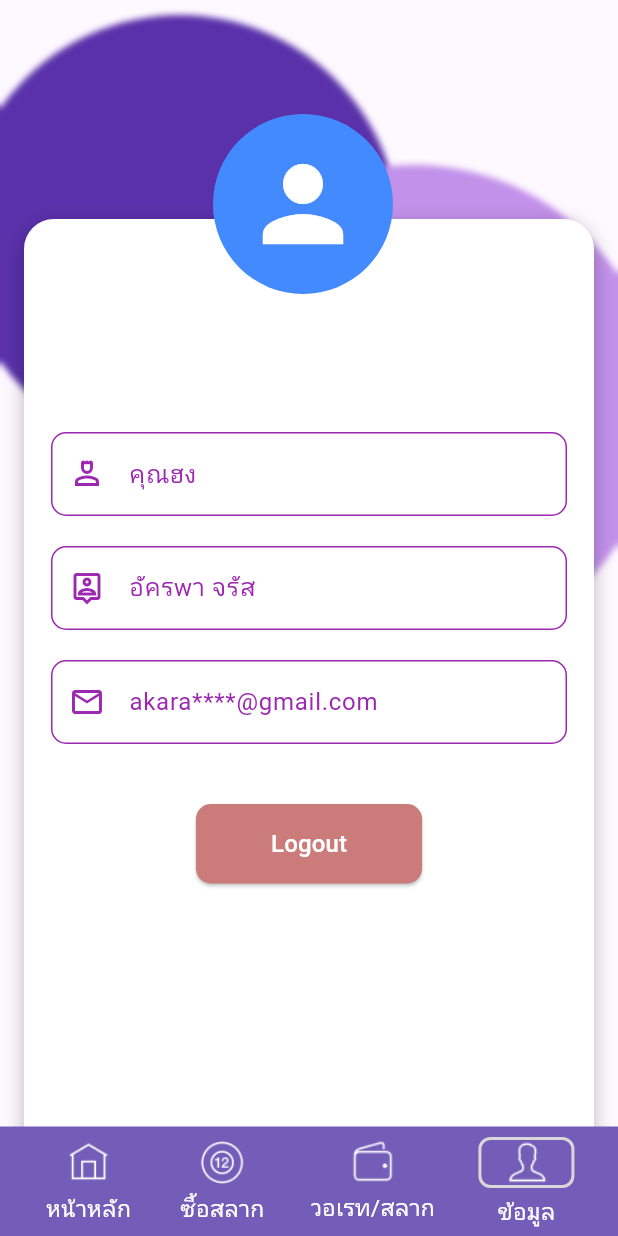
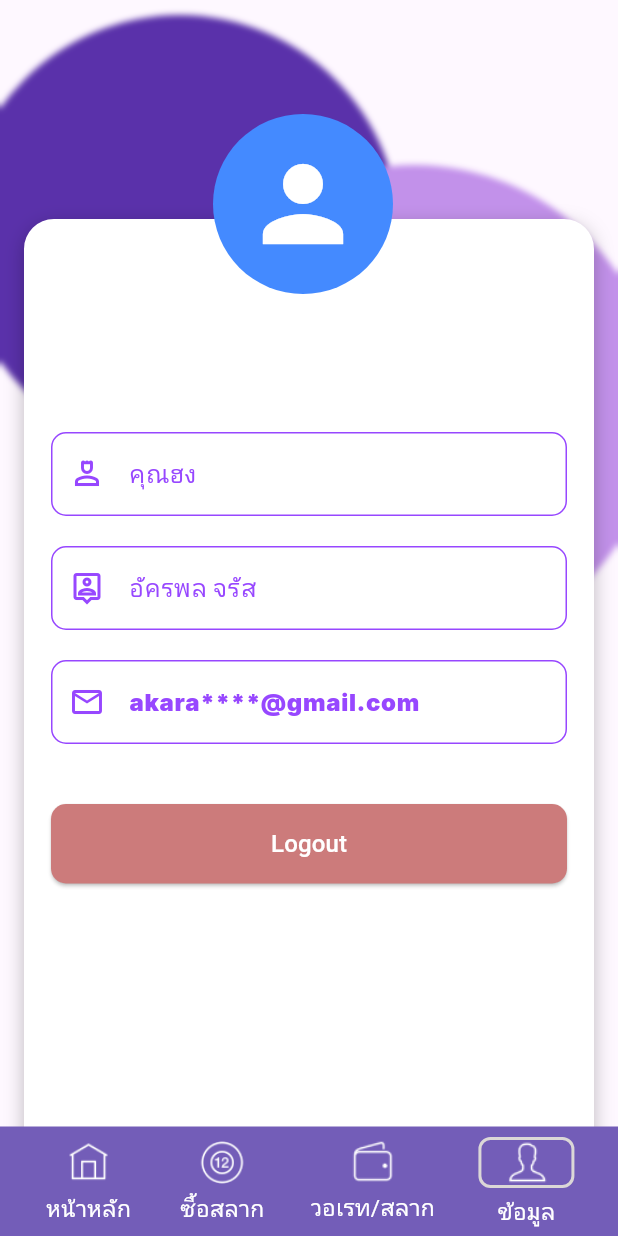
Before and after one commit to twotee007/miniprojectapp, a Flutter app: the UserPage screen opened directly, on a phone screen of 412 x 824 dp. Run offline on Flutter 3.47's test engine with Material 3 defaults, Android fonts, the light colour scheme and no system bars.

Commit message:
user finish v2

```diff
--- a/lib/page/user.dart
+++ b/lib/page/user.dart
@@ -64,11 +64,16 @@ class UserPage extends StatelessWidget {
                   // White Border Container
                   Container(
                     margin: EdgeInsets.only(top: 130.0), // เพิ่ม margin ด้านบน
-                    padding: EdgeInsets.only(top: 60.0, left: 16.0, right: 16.0, bottom: 16.0), // เพิ่ม padding ด้านบน
+                    padding: EdgeInsets.only(
+                        top: 60.0,
+                        left: 16.0,
+                        right: 16.0,
+                        bottom: 16.0), // เพิ่ม padding ด้านบน
                     decoration: BoxDecoration(
                       color: Colors.white, // สีพื้นหลังของกรอบ
                       borderRadius: BorderRadius.circular(20), // ขอบมนของกรอบ
-                      border: Border.all(color: Colors.white, width: 2), // กรอบสีขาว
+                      border: Border.all(
+                          color: Colors.white, width: 2), // กรอบสีขาว
                       boxShadow: [
                         BoxShadow(
                           color: Colors.black26,
@@ -79,7 +84,9 @@ class UserPage extends StatelessWidget {
                     ),
                     child: Column(
                       children: [
-                        SizedBox(height: 80), // เพิ่มที่ว่างด้านบนเพื่อให้รูปโปรไฟล์ต่ำลง
+                        SizedBox(
+                            height:
+                                80), // เพิ่มที่ว่างด้านบนเพื่อให้รูปโปรไฟล์ต่ำลง
                         _buildTextField(
                           icon: Icons.person_4_outlined,
                           label: 'คุณฮง',
@@ -87,7 +94,7 @@ class UserPage extends StatelessWidget {
                         SizedBox(height: 20),
                         _buildTextField(
                           icon: Icons.person_pin_outlined,
-                          label: 'อัครwา จรัส',
+                          label: 'อัครพล จรัส',
                         ),
                         SizedBox(height: 20),
                         _buildTextField(
@@ -95,18 +102,25 @@ class UserPage extends StatelessWidget {
                           label: 'akara****@gmail.com',
                         ),
                         SizedBox(height: 40),
+                        // ปรับขนาดปุ่ม Logout
                         ElevatedButton(
                           style: ElevatedButton.styleFrom(
-                            backgroundColor: Color(0xFFCC7B7B), // สีของปุ่ม Logout
-                            padding: EdgeInsets.symmetric(horizontal: 50, vertical: 15),
+                            backgroundColor:
+                                Color(0xFFCC7B7B), // สีของปุ่ม Logout
+                            padding: EdgeInsets.symmetric(
+                                horizontal: 50, vertical: 15),
                             shape: RoundedRectangleBorder(
                               borderRadius: BorderRadius.circular(10),
                             ),
+                            minimumSize: Size(double.infinity,
+                                50), // ขยายความกว้างของปุ่มให้เต็มขนาด
                           ),
                           onPressed: () {
                             Navigator.pushReplacement(
                               context,
-                              MaterialPageRoute(builder: (context) => LoginPage()), // นำทางไปยัง LoginPage
+                              MaterialPageRoute(
+                                  builder: (context) =>
+                                      LoginPage()), // นำทางไปยัง LoginPage
                             );
                           },
                           child: Text(
@@ -123,7 +137,8 @@ class UserPage extends StatelessWidget {
                   // Profile Picture
                   Positioned(
                     top: 60, // ปรับตำแหน่งรูปโปรไฟล์ให้ต่ำลง
-                    left: MediaQuery.of(context).size.width / 2 - 80, // จัดกลางแนวนอน
+                    left: MediaQuery.of(context).size.width / 2 -
+                        80, // จัดกลางแนวนอน
                     child: CircleAvatar(
                       radius: 60,
                       backgroundColor: Colors.blueAccent,
@@ -174,19 +189,20 @@ class UserPage extends StatelessWidget {
       readOnly: true, // ทำให้ไม่สามารถแก้ไขได้
       enabled: false, // ทำให้ไม่สามารถโต้ตอบได้
       decoration: InputDecoration(
-        prefixIcon: Icon(icon, color: Colors.purple),
+        prefixIcon: Icon(icon, color: Color(0xFF9747FF)),
         labelText: label,
-        labelStyle: TextStyle(color: Colors.purple),
+        labelStyle: TextStyle(color: Color(0xFF9747FF),
+        fontFamily: 'Inter'),
         border: OutlineInputBorder(
-          borderSide: BorderSide(color: Colors.purple),
+          borderSide: BorderSide(color: Color(0xFF9747FF)),
           borderRadius: BorderRadius.circular(10),
         ),
         focusedBorder: OutlineInputBorder(
-          borderSide: BorderSide(color: Colors.purple),
+          borderSide: BorderSide(color: Color(0xFF9747FF)),
           borderRadius: BorderRadius.circular(10),
         ),
         disabledBorder: OutlineInputBorder(
-          borderSide: BorderSide(color: Colors.purple),
+          borderSide: BorderSide(color: Color(0xFF9747FF)),
           borderRadius: BorderRadius.circular(10),
         ),
       ),
--- a/pubspec.yaml
+++ b/pubspec.yaml
@@ -72,6 +72,9 @@ flutter:
     - family: RhodiumLibre
       fonts:
         - asset: assets/font/RhodiumLibre-Regular.ttf
+    - family: Inter
+      fonts:
+        - asset: assets/font/Inter_18pt-Black.ttf
 
 
   # An image asset can refer to one or more resolution-specific "variants", see
```
Also changed, not shown: assets/font/Inter_18pt-Black.ttf (added).
